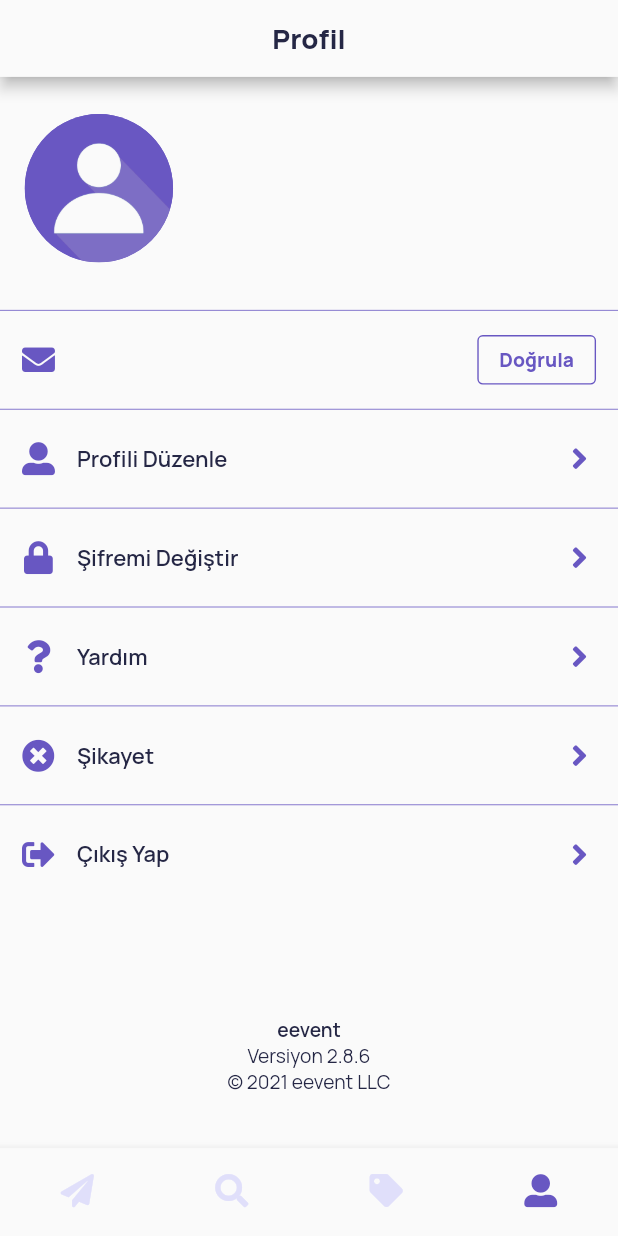
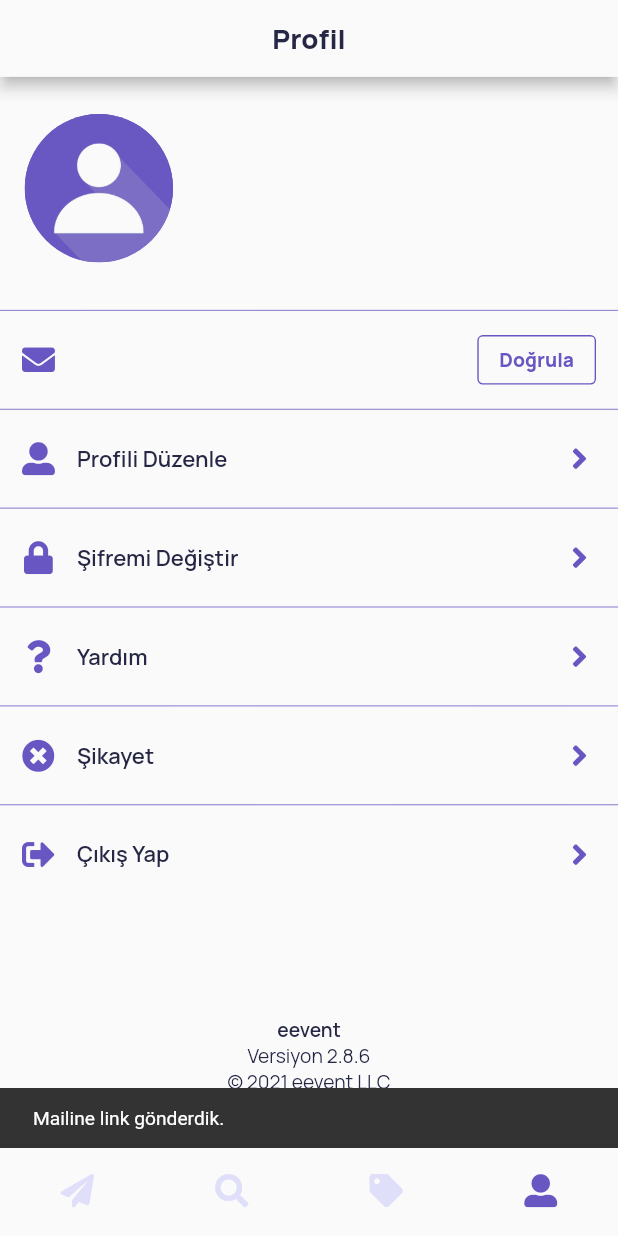
Before and after one commit to meliharik/eevent, a Flutter app: the Yonlendirme screen opened by its route, item 4 of the bottom bar chosen, after a tap on "Doğrula", on a phone screen of 412 x 824 dp. Run offline on Flutter 3.47's test engine with Material 2 defaults, Android fonts, the light colour scheme and no system bars; our stand-ins replace cloud_firestore, firebase_auth, firebase_core, font_awesome_flutter, google_sign_in, image_picker and 3 more; accounts and stored records are empty.

Commit message:
FutureBuilder replaced with _profilData

```diff
--- a/lib/model/kullanici.dart
+++ b/lib/model/kullanici.dart
@@ -7,8 +7,14 @@ class Kullanici {
   final String? adSoyad;
   final String? fotoUrl;
   final String? email;
+  final String? dogrulandiMi;
 
-  Kullanici({@required this.id, this.adSoyad, this.fotoUrl, this.email});
+  Kullanici(
+      {@required this.id,
+      this.adSoyad,
+      this.fotoUrl,
+      this.email,
+      this.dogrulandiMi});
 
   factory Kullanici.firebasedenUret(User kullanici) {
     return Kullanici(
@@ -22,19 +28,10 @@ class Kullanici {
   factory Kullanici.dokumandanUret(DocumentSnapshot doc) {
     var docData = doc.data();
     return Kullanici(
-      id: doc.id,
-      adSoyad: (docData as Map)['adSoyad'],
-      email: docData['email'],
-      fotoUrl: docData['fotoUrl'],
-    );
+        id: doc.id,
+        adSoyad: (docData as Map)['adSoyad'],
+        email: docData['email'],
+        fotoUrl: docData['fotoUrl'],
+        dogrulandiMi: docData['dogrulandiMi']);
   }
-
-  // factory Kullanici.dokumandanUretIki(DocumentSnapshot doc) {
-  //   var docData = doc.data();
-  //   return Kullanici(
-  //     id: doc.id,
-  //     email: docData['email'],
-  //     fotoUrl: docData['fotoUrl'],
-  //   );
-  // }
 }
--- a/lib/view/pages/profilSayfa.dart
+++ b/lib/view/pages/profilSayfa.dart
@@ -2,6 +2,7 @@ import 'dart:math';
 import 'package:event_app/model/kullanici.dart';
 import 'package:event_app/servisler/firestoreServisi.dart';
 import 'package:event_app/servisler/yetkilendirmeServisi.dart';
+import 'package:event_app/view/pages/profiliDuzenleSayfa.dart';
 import 'package:event_app/view/viewModel/widthAndHeight.dart';
 import 'package:event_app/view/auth/girisSayfa.dart';
 import 'package:flutter/material.dart';
@@ -18,6 +19,7 @@ class ProfilSayfa extends StatefulWidget {
 
 class _ProfilSayfaState extends State<ProfilSayfa>
     with AutomaticKeepAliveClientMixin {
+  Kullanici? _profilSahibi;
   @override
   bool get wantKeepAlive => true;
 
@@ -38,48 +40,26 @@ class _ProfilSayfaState extends State<ProfilSayfa>
               fontWeight: FontWeight.w800),
         ),
       ),
-      body: SingleChildScrollView(
+      body: FutureBuilder(
+        future: FirestoreServisi().kullaniciGetir(widget.profilSahibiId),
+        builder: (context, snapshot) {
+          if (!snapshot.hasData) {
+            return Center(
+              child: CircularProgressIndicator(),
+            );
+          }
+          _profilSahibi = snapshot.data as Kullanici;
+          print("bu bir deneme" + _profilSahibi.toString());
+          return SingleChildScrollView(
             child: Column(
               children: [
                 boslukHeight(context, 0.03),
-            FutureBuilder(
-              future: FirestoreServisi().kullaniciGetir(widget.profilSahibiId),
-              builder: (context, snapshot) {
-                if (!snapshot.hasData) {
-                  return Row(
-                    children: [
-                      boslukWidth(context, 0.1),
-                      Padding(
-                        padding: const EdgeInsets.all(8.0),
-                        child: CircularProgressIndicator(),
-                      )
-                    ],
-                  );
-                }
-                return _fotoVeIsim(context, snapshot.data as Kullanici);
-              },
-            ),
+                _fotoVeIsim(context, _profilSahibi!),
                 boslukHeight(context, 0.03),
                 _customDivider,
-            FutureBuilder(
-              future: FirestoreServisi().kullaniciGetir(widget.profilSahibiId),
-              builder: (context, snapshot) {
-                if (!snapshot.hasData) {
-                  return Row(
-                    children: [
-                      boslukWidth(context, 0.1),
-                      Padding(
-                        padding: const EdgeInsets.all(8.0),
-                        child: CircularProgressIndicator(),
-                      )
-                    ],
-                  );
-                }
-                return _emailListTile(snapshot.data as Kullanici);
-              },
-            ),
+                _emailListTile(_profilSahibi),
                 _customDivider,
-            _profiliDuzenleListTile(),
+                _profiliDuzenleListTile(_profilSahibi!),
                 _customDivider,
                 _sifremiDegistirListTile(),
                 _customDivider,
@@ -92,27 +72,56 @@ class _ProfilSayfaState extends State<ProfilSayfa>
                 _versiyonColumn,
               ],
             ),
+          );
+        },
       ),
-      // body: FutureBuilder(
-      //   future: FirestoreServisi().kullaniciGetir(aktifKullaniciId),
-      //   builder: (context, snapshot) {
-      //     if (!snapshot.hasData) {
-      //       return Scaffold(
-      //           body: Center(
-      //         child: CircularProgressIndicator(),
-      //       ));
-      //     }
-      //     return SingleChildScrollView(
+    );
+  }
+
+  // body: SingleChildScrollView(
   //       child: Column(
-      //         mainAxisAlignment: MainAxisAlignment.start,
   //         children: [
   //           boslukHeight(context, 0.03),
-      //           _fotoVeIsim(context, snapshot.data as Kullanici?),
+  //           FutureBuilder(
+  //             future: FirestoreServisi().kullaniciGetir(widget.profilSahibiId),
+  //             builder: (context, snapshot) {
+  //               if (!snapshot.hasData) {
+  //                 return Row(
+  //                   children: [
+  //                     boslukWidth(context, 0.1),
+  //                     Padding(
+  //                       padding: const EdgeInsets.all(8.0),
+  //                       child: CircularProgressIndicator(),
+  //                     )
+  //                   ],
+  //                 );
+  //               }
+  //               _profilSahibi = snapshot.data as Kullanici;
+  //               print("bu bir deneme" + _profilSahibi.toString());
+  //               return _fotoVeIsim(context, snapshot.data as Kullanici);
+  //             },
+  //           ),
   //           boslukHeight(context, 0.03),
   //           _customDivider,
-      //           _emailListTile(snapshot.data as Kullanici?),
+  //           FutureBuilder(
+  //             future: FirestoreServisi().kullaniciGetir(widget.profilSahibiId),
+  //             builder: (context, snapshot) {
+  //               if (!snapshot.hasData) {
+  //                 return Row(
+  //                   children: [
+  //                     boslukWidth(context, 0.1),
+  //                     Padding(
+  //                       padding: const EdgeInsets.all(8.0),
+  //                       child: CircularProgressIndicator(),
+  //                     )
+  //                   ],
+  //                 );
+  //               }
+  //               return _emailListTile(snapshot.data as Kullanici);
+  //             },
+  //           ),
   //           _customDivider,
-      //           _profiliDuzenleListTile(),
+  //           _profiliDuzenleListTile(_profilSahibi),
   //           _customDivider,
   //           _sifremiDegistirListTile(),
   //           _customDivider,
@@ -125,19 +134,15 @@ class _ProfilSayfaState extends State<ProfilSayfa>
   //           _versiyonColumn,
   //         ],
   //       ),
-      //     );
-      //   },
-      // )
-    );
-  }
+  //     ),
 
-  Widget _fotoVeIsim(BuildContext context, Kullanici? profilData) {
+  Widget _fotoVeIsim(BuildContext context, Kullanici profilData) {
     return Row(
       children: [
         boslukWidth(context, 0.04),
         CircleAvatar(
           backgroundColor: Theme.of(context).primaryColor,
-          backgroundImage: profilData!.fotoUrl!.isNotEmpty
+          backgroundImage: profilData.fotoUrl!.isNotEmpty
               ? NetworkImage(profilData.fotoUrl.toString())
               : AssetImage("assets/images/default_profile.png")
                   as ImageProvider,
@@ -199,10 +204,13 @@ class _ProfilSayfaState extends State<ProfilSayfa>
               side: BorderSide(color: Theme.of(context).primaryColor)),
           onPressed: () {
             //TODO: maili onaylanacak snackbar gösterilecek kod gönderilecek
-            print('Maili onayla sayfası');
+            var snackBar = SnackBar(content: Text('Mailine link gönderdik.'));
+            if (mounted) {
+              ScaffoldMessenger.of(context).showSnackBar(snackBar);
+            }
           },
           child: Text(
-            'Doğrula',
+            profilData.dogrulandiMi == "true" ? 'Doğrulandı' : 'Doğrula',
             style: TextStyle(
                 color: Theme.of(context).primaryColor,
                 // fontSize: 20,
@@ -212,11 +220,15 @@ class _ProfilSayfaState extends State<ProfilSayfa>
     );
   }
 
-  Widget _profiliDuzenleListTile() {
+  Widget _profiliDuzenleListTile(Kullanici profilData) {
     return InkWell(
       onTap: () {
-        //TODO: Profili düzenle sayfasına gidecek
-        print("Profili Düzenle Sayfasına gideek");
+        Navigator.push(
+            context,
+            MaterialPageRoute(
+                builder: (context) => ProfiliDuzenleSayfa(
+                      profilSahibiId: profilData,
+                    )));
       },
       child: ListTile(
         minVerticalPadding: 0,
--- a/lib/view/theme/theme_dark.dart
+++ b/lib/view/theme/theme_dark.dart
@@ -343,7 +343,6 @@ final ThemeData myThemeDark = ThemeData(
       fontStyle: FontStyle.normal,
     ),
     errorMaxLines: null,
-    hasFloatingPlaceholder: true,
     isDense: false,
     contentPadding: EdgeInsets.only(top: 12, bottom: 12, left: 0, right: 0),
     isCollapsed: false,
@@ -366,7 +365,7 @@ final ThemeData myThemeDark = ThemeData(
       fontStyle: FontStyle.normal,
     ),
     filled: false,
-    fillColor: Color(0x00000000),
+    fillColor: Color(0x00000000), floatingLabelBehavior: FloatingLabelBehavior.auto,
     errorBorder: UnderlineInputBorder(
       borderSide: BorderSide(
         color: Color(0xff000000),
--- a/lib/view/theme/theme_light.dart
+++ b/lib/view/theme/theme_light.dart
@@ -346,7 +346,6 @@ final ThemeData myThemeLight = ThemeData(
       fontStyle: FontStyle.normal,
     ),
     errorMaxLines: null,
-    hasFloatingPlaceholder: true,
     isDense: false,
     contentPadding: EdgeInsets.only(top: 12, bottom: 12, left: 0, right: 0),
     isCollapsed: false,
@@ -369,7 +368,7 @@ final ThemeData myThemeLight = ThemeData(
       fontStyle: FontStyle.normal,
     ),
     filled: false,
-    fillColor: Color(0x00000000),
+    fillColor: Color(0x00000000), floatingLabelBehavior: FloatingLabelBehavior.auto,
     errorBorder: UnderlineInputBorder(
       borderSide: BorderSide(
         color: Color(0xff000000),
--- a/pubspec.yaml
+++ b/pubspec.yaml
@@ -40,6 +40,7 @@ dependencies:
   firebase_core:
   provider:
   google_sign_in:
+  image_picker:
 
 dev_dependencies:
   flutter_test:
```
Also changed, not shown: lib/servisler/firestoreServisi.dart (+5 -3 lines), lib/view/auth/kayitSayfa.dart (+40 -4 lines), lib/view/pages/profiliDuzenleSayfa.dart (added, +227 -0 lines), pubspec.lock. Lines whose indentation alone changed are shown as unchanged.
